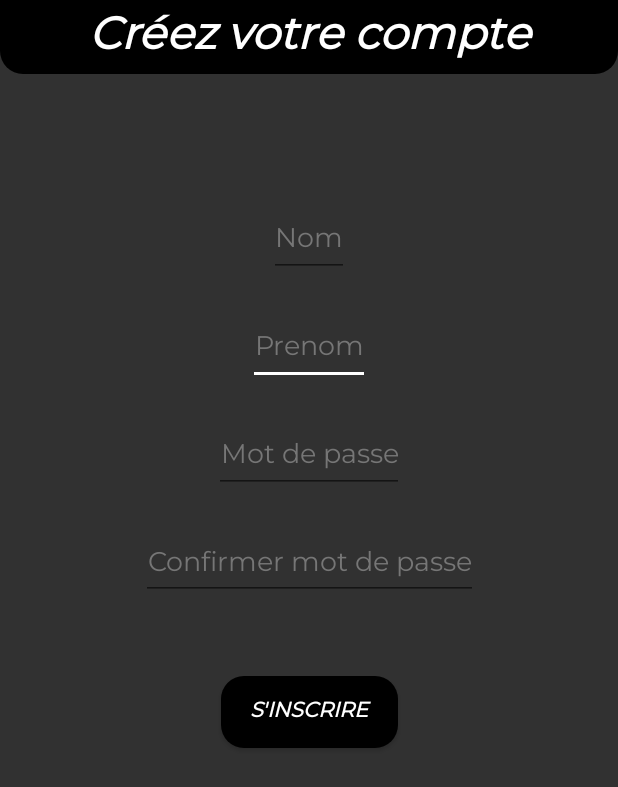
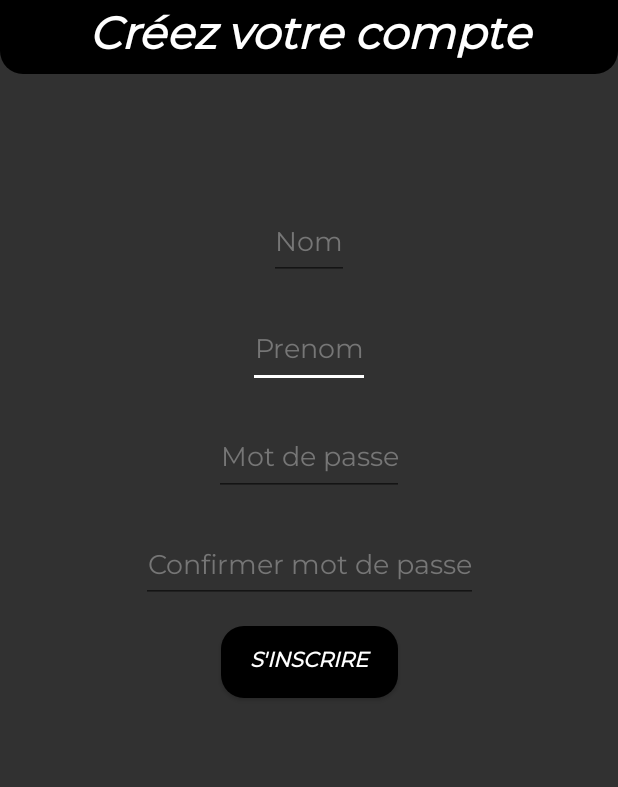
Before and after one commit to Manuel-jhn/IOTIA, an Android app: the screen it shows after launch (MainActivity), on a phone screen of 412 x 824 dp. Shown: the top 787 px of the screen. Run offline under Robolectric (Android 15) with nearby library versions, the phone set to English and light mode, and no system bars.

Commit message:
Push du 8 fev

```diff
--- a/Appli_mobile/app/build.gradle
+++ b/Appli_mobile/app/build.gradle
@@ -26,8 +26,10 @@ dependencies {
     implementation 'androidx.appcompat:appcompat:1.2.0'
     implementation 'androidx.constraintlayout:constraintlayout:2.0.4'
     implementation 'com.google.android.material:material:1.2.1'
+    implementation 'com.mysugr.MPAndroidChart:MPAndroidChart:3.1.0-mysugr-1'
     testImplementation 'junit:junit:4.12'
     androidTestImplementation 'androidx.test.ext:junit:1.1.2'
     androidTestImplementation 'androidx.test.espresso:espresso-core:3.3.0'
 
+
 }
--- /dev/null
+++ b/Appli_mobile/app/src/main/res/drawable/match_report.xml
@@ -0,0 +1,4 @@
+<?xml version="1.0" encoding="utf-8"?>
+<selector xmlns:android="http://schemas.android.com/apk/res/android">
+
+</selector>
--- a/Appli_mobile/app/src/main/res/layout/activity_main.xml
+++ b/Appli_mobile/app/src/main/res/layout/activity_main.xml
@@ -12,47 +12,36 @@
         style="@android:style/Widget.Material.Light.Button.Small"
         android:layout_width="118dp"
         android:layout_height="48dp"
-        android:layout_marginStart="188dp"
         android:layout_marginTop="15dp"
-        android:layout_marginEnd="188dp"
-        android:layout_marginBottom="328dp"
         android:background="@drawable/rounded_corners"
         android:gravity="center"
         android:text="S'inscrire"
         android:textColor="@color/colorAccent"
         android:textStyle="bold|italic"
-        app:layout_constraintBottom_toBottomOf="parent"
-        app:layout_constraintEnd_toEndOf="parent"
-        app:layout_constraintHorizontal_bias="0.5"
-        app:layout_constraintStart_toStartOf="parent"
-        app:layout_constraintTop_toBottomOf="@+id/ConfirmPassword"
-        app:layout_constraintVertical_bias="0.0" />
+        app:layout_constraintEnd_toEndOf="@+id/ConfirmPassword"
+        app:layout_constraintStart_toStartOf="@+id/ConfirmPassword"
+        app:layout_constraintTop_toBottomOf="@+id/ConfirmPassword" />
 
     <EditText
         android:id="@+id/prenom"
         android:layout_width="wrap_content"
         android:layout_height="48dp"
-        android:layout_marginStart="195dp"
         android:layout_marginTop="12dp"
-        android:layout_marginEnd="195dp"
         android:layout_marginBottom="12dp"
         android:gravity="center"
         android:hint="Prenom"
         android:textColor="@color/colorAccent"
         android:textColorHint="@color/hint"
         app:layout_constraintBottom_toTopOf="@+id/Password"
-        app:layout_constraintEnd_toEndOf="parent"
-        app:layout_constraintHorizontal_bias="0.5"
-        app:layout_constraintStart_toStartOf="parent"
+        app:layout_constraintEnd_toEndOf="@+id/nom"
+        app:layout_constraintStart_toStartOf="@+id/nom"
         app:layout_constraintTop_toBottomOf="@+id/nom" />
 
     <EditText
         android:id="@+id/nom"
         android:layout_width="wrap_content"
-        android:layout_height="48dp"
-        android:layout_marginStart="197dp"
+        android:layout_height="wrap_content"
         android:layout_marginTop="90dp"
-        android:layout_marginEnd="197dp"
         android:layout_marginBottom="12dp"
         android:gravity="center"
         android:hint="Nom"
@@ -60,7 +49,6 @@
         android:textColorHint="@color/hint"
         app:layout_constraintBottom_toTopOf="@+id/prenom"
         app:layout_constraintEnd_toEndOf="parent"
-        app:layout_constraintHorizontal_bias="0.5"
         app:layout_constraintStart_toStartOf="parent"
         app:layout_constraintTop_toBottomOf="@+id/textView"
         app:layout_constraintVertical_bias="0.0" />
@@ -69,9 +57,7 @@
         android:id="@+id/ConfirmPassword"
         android:layout_width="wrap_content"
         android:layout_height="wrap_content"
-        android:layout_marginStart="121dp"
         android:layout_marginTop="12dp"
-        android:layout_marginEnd="121dp"
         android:layout_marginBottom="35dp"
         android:gravity="center"
         android:hint="Confirmer mot de passe"
@@ -79,18 +65,15 @@
         android:textColor="@color/colorAccent"
         android:textColorHint="@color/hint"
         app:layout_constraintBottom_toTopOf="@+id/button"
-        app:layout_constraintEnd_toEndOf="parent"
-        app:layout_constraintHorizontal_bias="0.5"
-        app:layout_constraintStart_toStartOf="parent"
+        app:layout_constraintEnd_toEndOf="@+id/Password"
+        app:layout_constraintStart_toStartOf="@+id/Password"
         app:layout_constraintTop_toBottomOf="@+id/Password" />
 
     <EditText
         android:id="@+id/Password"
         android:layout_width="wrap_content"
         android:layout_height="48dp"
-        android:layout_marginStart="172dp"
         android:layout_marginTop="12dp"
-        android:layout_marginEnd="172dp"
         android:layout_marginBottom="12dp"
         android:gravity="center"
         android:hint="Mot de passe"
@@ -98,9 +81,8 @@
         android:textColor="@color/colorAccent"
         android:textColorHint="@color/hint"
         app:layout_constraintBottom_toTopOf="@+id/ConfirmPassword"
-        app:layout_constraintEnd_toEndOf="parent"
-        app:layout_constraintHorizontal_bias="0.5"
-        app:layout_constraintStart_toStartOf="parent"
+        app:layout_constraintEnd_toEndOf="@+id/prenom"
+        app:layout_constraintStart_toStartOf="@+id/prenom"
         app:layout_constraintTop_toBottomOf="@+id/prenom" />
 
     <TextView
--- a/Appli_mobile/app/src/main/res/values/strings.xml
+++ b/Appli_mobile/app/src/main/res/values/strings.xml
@@ -1,3 +1,6 @@
 <resources>
     <string name="app_name">IOTIA</string>
+    <string name="bottom_navigation_menu_match">Match</string>
+    <string name="bottom_navigation_menu_profil">Profil</string>
+    <string name="bottom_navigation_menu_stats">Stats</string>
 </resources>
```
Also changed, not shown: Appli_mobile/app/src/main/res/layout/profil.xml (+46 -10 lines), Appli_mobile/app/src/main/res/menu/bottom_navigation_menu.xml (added, +22 -0 lines), Appli_mobile/app/src/main/res/drawable/baseline_person_black_18dp.png (added), Appli_mobile/app/src/main/res/drawable/baseline_poll_black_18dp.png (added), Appli_mobile/app/src/main/res/drawable/baseline_sports_tennis_black_18dp.png (added), Appli_mobile/app/src/main/res/drawable/person-24px.svg (added).
